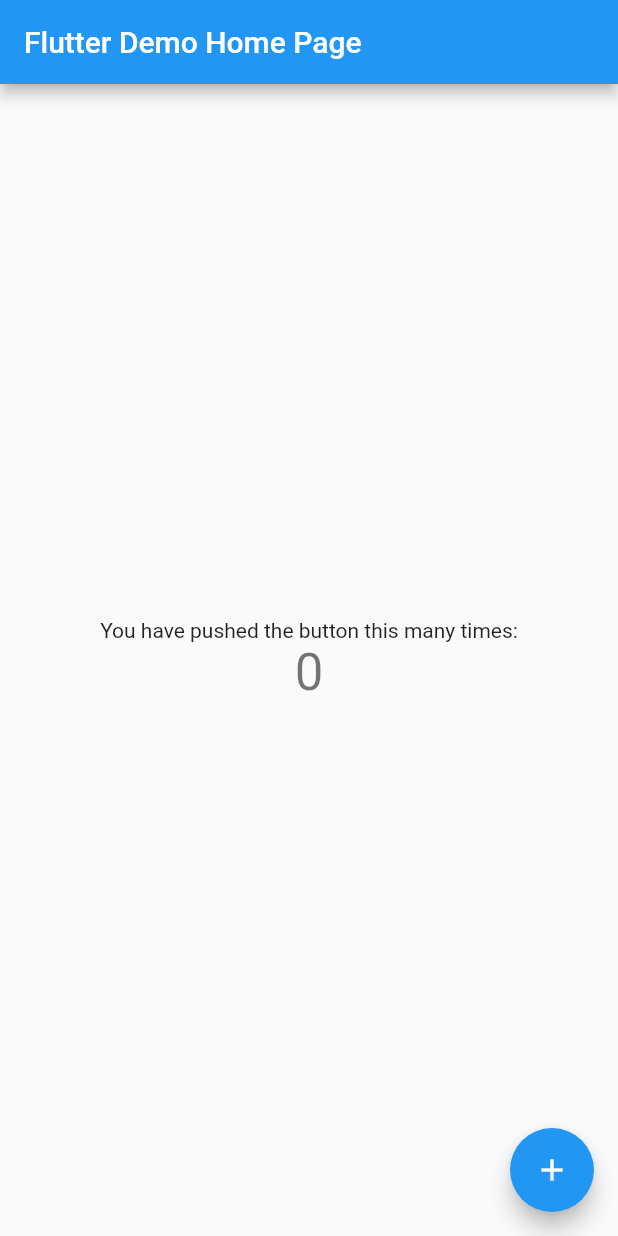
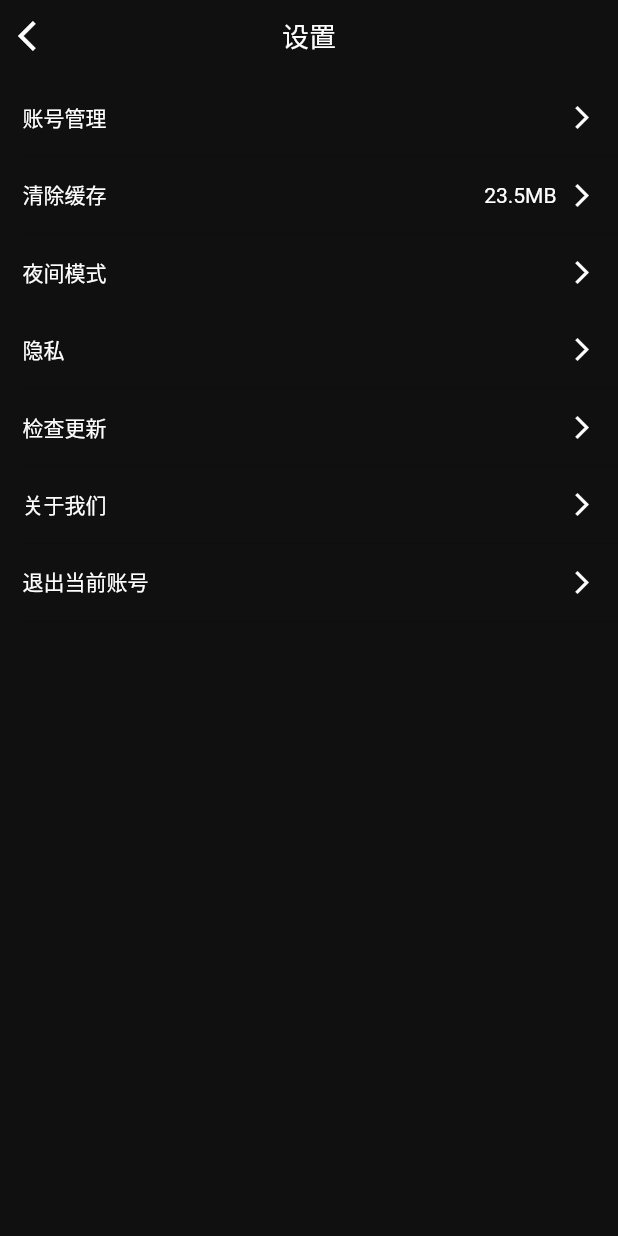
Before and after one commit to whiskeyfei/flutter-free, a Flutter app: the screen it shows after launch, on a phone screen of 412 x 824 dp. Run offline on Flutter 3.47's test engine with Material 2 defaults, Android fonts, the phone set to English and light mode, and no system bars; generated files the repository leaves out were written again.

Commit message:
add setting page

```diff
--- /dev/null
+++ b/lib/res/colors.dart
@@ -0,0 +1,42 @@
+import 'package:flutter/material.dart';
+
+class Colours {
+  static const Color app_main = Color(0xFF4688FA);
+  static const Color dark_app_main = Color(0xFF3F7AE0);
+
+  static const Color bg_color = Color(0xfff1f1f1);
+  static const Color dark_bg_color = Color(0xFF101010);
+
+  static const Color material_bg = Color(0xFFFFFFFF);
+  static const Color dark_material_bg = Color(0xFF303233);
+
+  static const Color text = Color(0xFF333333);
+  static const Color dark_text = Color(0xFFB8B8B8);
+
+  static const Color text_gray = Color(0xFF999999);
+  static const Color dark_text_gray = Color(0xFF666666);
+
+  static const Color text_gray_c = Color(0xFFcccccc);
+  static const Color dark_button_text = Color(0xFFF2F2F2);
+
+  static const Color bg_gray = Color(0xFFF6F6F6);
+  static const Color dark_bg_gray = Color(0xFF1F1F1F);
+
+  static const Color line = Color(0xFFEEEEEE);
+  static const Color dark_line = Color(0xFF3A3C3D);
+
+  static const Color red = Color(0xFFFF4759);
+  static const Color dark_red = Color(0xFFE03E4E);
+
+  static const Color text_disabled = Color(0xFFD4E2FA);
+  static const Color dark_text_disabled = Color(0xFFCEDBF2);
+
+  static const Color button_disabled = Color(0xFF96BBFA);
+  static const Color dark_button_disabled = Color(0xFF83A5E0);
+
+  static const Color unselected_item_color = Color(0xffbfbfbf);
+  static const Color dark_unselected_item_color = Color(0xFF4D4D4D);
+
+  static const Color bg_gray_ = Color(0xFFFAFAFA);
+  static const Color dark_bg_gray_ = Color(0xFF242526);
+}
--- /dev/null
+++ b/lib/setting/cache_page.dart
@@ -0,0 +1,49 @@
+import 'dart:math';
+
+import 'package:flutter/material.dart';
+import 'package:flutter_free/res/colors.dart';
+import 'package:flutter_free/utils/gaps.dart';
+import 'package:flutter_free/widgets/app_bar.dart';
+import 'package:flutter_free/widgets/click_item.dart';
+
+class CachePage extends StatefulWidget {
+  @override
+  _CachePagePageState createState() => _CachePagePageState();
+}
+
+class _CachePagePageState extends State<CachePage> {
+  @override
+  Widget build(BuildContext context) {
+    return Scaffold(
+      backgroundColor: Colours.dark_bg_color,
+      appBar: const MyAppBar(
+        backgroundColor: Colours.dark_bg_color,
+        centerTitle: "清理缓存",
+      ),
+      body: Column(
+        children: <Widget>[
+          Gaps.buildGap(5.0),
+          ClickItem(
+            title: "缓存1",
+          ),
+          ClickItem(
+            title: "缓存2",
+          ),
+          ClickItem(
+            title: "缓存3",
+          ),
+          ClickItem(
+            title: "缓存4",
+          ),
+          ClickItem(
+            title: "缓存5",
+          ),
+          ClickItem(
+            title: "缓存6",
+            content: "23.6 MB",
+          ),
+        ],
+      ),
+    );
+  }
+}
--- /dev/null
+++ b/lib/setting/setting_page.dart
@@ -0,0 +1,67 @@
+import 'package:flutter/material.dart';
+import 'package:flutter_free/res/colors.dart';
+import 'package:flutter_free/setting/about_page.dart';
+import 'package:flutter_free/setting/privacy_page.dart';
+import 'package:flutter_free/utils/gaps.dart';
+import 'package:flutter_free/widgets/app_bar.dart';
+import 'package:flutter_free/widgets/click_item.dart';
+import 'package:flutter_free/widgets/exit_dialog.dart';
+
+import 'cache_page.dart';
+
+class SettingPage extends StatefulWidget {
+  @override
+  _SettingPageState createState() => _SettingPageState();
+}
+
+class _SettingPageState extends State<SettingPage> {
+
+  @override
+  Widget build(BuildContext context) {
+    return Scaffold(
+      backgroundColor: Colours.dark_bg_color,
+      appBar: const MyAppBar(
+        backgroundColor: Colours.dark_bg_color,
+        centerTitle: "设置",
+      ),
+      body: Column(
+        children: <Widget>[
+          Gaps.buildGap(5.0),
+          ClickItem(
+            title: "账号管理",
+          ),
+          ClickItem(
+            title: "清除缓存",
+            content: "23.5MB",
+              onTap: () => Navigator.push(context, MaterialPageRoute(builder: (BuildContext context) => CachePage()))
+          ),
+          ClickItem(
+            title: "夜间模式",
+          ),
+          ClickItem(
+            title: "隐私",
+            onTap: () => Navigator.push(context, MaterialPageRoute(builder: (BuildContext context) => PrivacyPage()))
+          ),
+          ClickItem(
+            title: "检查更新",
+          ),
+          ClickItem(
+            title: "关于我们",
+            onTap: () => Navigator.push(context, MaterialPageRoute(builder: (BuildContext context) => AboutPage()))
+          ),
+          ClickItem(
+              title: "退出当前账号",
+              onTap: () {
+                showDialog(
+                    context: context,
+                    barrierDismissible: false,
+                    builder: (_) => ExitDialog()
+                );
+              }
+          ),
+        ],
+      ),
+    );
+  }
+
+}
--- /dev/null
+++ b/lib/utils/gaps.dart
@@ -0,0 +1,19 @@
+import 'package:flutter/material.dart';
+import 'package:flutter/widgets.dart';
+
+/// 间隔
+class Gaps {
+  static const Widget empty = const SizedBox();
+
+  static Widget line = const Divider();
+
+  static Widget vLine = const SizedBox(
+    width: 0.6,
+    height: 24.0,
+    child: const VerticalDivider(),
+  );
+
+  static Widget buildGap(double h){
+    return SizedBox(height: h,);
+  }
+}
--- /dev/null
+++ b/lib/utils/theme_utils.dart
@@ -0,0 +1,7 @@
+import 'package:flutter/material.dart';
+
+class ThemeUtils {
+  static Color getBackgroundColor(BuildContext context) {
+    return Theme.of(context).scaffoldBackgroundColor;
+  }
+}
--- /dev/null
+++ b/lib/widgets/app_bar.dart
@@ -0,0 +1,101 @@
+
+import 'package:flutter/material.dart';
+import 'package:flutter/services.dart';
+import 'package:flutter_free/utils/gaps.dart';
+import 'package:flutter_free/utils/theme_utils.dart';
+
+/// 自定义AppBar
+class MyAppBar extends StatelessWidget implements PreferredSizeWidget{
+
+  const MyAppBar({
+    Key key,
+    this.backgroundColor,
+    this.title: "",
+    this.centerTitle: "",
+    this.actionName: "",
+    this.backImg: Icons.arrow_back_ios,
+    this.onPressed,
+    this.isBack: true
+  }): super(key: key);
+
+  final Color backgroundColor;
+  final String title;
+  final String centerTitle;
+  final IconData backImg;
+  final String actionName;
+  final VoidCallback onPressed;
+  final bool isBack;
+
+  @override
+  Widget build(BuildContext context) {
+    Color _backgroundColor;
+
+    if (backgroundColor == null){
+      _backgroundColor = ThemeUtils.getBackgroundColor(context);
+    }else{
+      _backgroundColor = backgroundColor;
+    }
+
+    SystemUiOverlayStyle _overlayStyle = ThemeData.estimateBrightnessForColor(_backgroundColor) == Brightness.dark
+        ? SystemUiOverlayStyle.light : SystemUiOverlayStyle.dark;
+    return AnnotatedRegion<SystemUiOverlayStyle>(
+      value: _overlayStyle,
+      child: Material(
+        color: _backgroundColor,
+        child: SafeArea(
+          child: Stack(
+            alignment: Alignment.centerLeft,
+            children: <Widget>[
+              Column(
+                mainAxisAlignment: MainAxisAlignment.center,
+                children: <Widget>[
+                  Container(
+                    alignment: centerTitle.isEmpty ? Alignment.centerLeft : Alignment.center,
+                    width: double.infinity,
+                    child: Text(
+                        title.isEmpty ? centerTitle : title,
+                        style: TextStyle(
+                          fontSize: 18.0,
+                          color: Colors.white,
+                        )
+                    ),
+                    padding: const EdgeInsets.symmetric(horizontal: 48.0),
+                  )
+                ],
+              ),
+              isBack ? IconButton(
+                onPressed: (){
+                  Navigator.pop(context);
+                },
+                tooltip: 'Back',
+                padding: const EdgeInsets.all(12.0),
+                icon: Icon(backImg,color: Colors.white,),
+              ) : Gaps.empty,
+              Positioned(
+                right: 0.0,
+                child: Theme(
+                  data: Theme.of(context).copyWith(
+                      buttonTheme: ButtonThemeData(
+                        padding: const EdgeInsets.symmetric(horizontal: 16.0),
+                        minWidth: 60.0,
+                      )
+                  ),
+                  child: actionName.isEmpty ? Container() :
+                  FlatButton(
+                    child: Text(actionName, key: const Key('actionName')),
+                    textColor: Colors.white,
+                    highlightColor: Colors.transparent,
+                    onPressed: onPressed,
+                  ),
+                ),
+              ),
+            ],
+          ),
+        ),
+      ),
+    );
+  }
+
+  @override
+  Size get preferredSize => Size.fromHeight(48.0);
+}
--- /dev/null
+++ b/lib/widgets/click_item.dart
@@ -0,0 +1,73 @@
+
+import 'package:flutter/material.dart';
+
+class ClickItem extends StatelessWidget {
+
+  const ClickItem({
+    Key key,
+    this.onTap,
+    @required this.title,
+    this.content: "",
+    this.textAlign: TextAlign.start,
+    this.maxLines: 1
+  }): super(key: key);
+
+  final GestureTapCallback onTap;
+  final String title;
+  final String content;
+  final TextAlign textAlign;
+  final int maxLines;
+
+  @override
+  Widget build(BuildContext context) {
+    return InkWell(
+      onTap: onTap,
+      child: Container(
+        margin: const EdgeInsets.only(left: 15.0),
+        padding: const EdgeInsets.fromLTRB(0, 15.0, 15.0, 15.0),
+        constraints: BoxConstraints(
+            maxHeight: double.infinity,
+            minHeight: 50.0
+        ),
+        width: double.infinity,
+        decoration: BoxDecoration(
+            border: Border(
+              bottom: Divider.createBorderSide(context, width: 0.6),
+            )
+        ),
+        child: Row(
+          //为了数字类文字居中
+          crossAxisAlignment: maxLines == 1 ? CrossAxisAlignment.center : CrossAxisAlignment.start,
+          children: <Widget>[
+            Text(
+              title,
+              style: TextStyle(color: Colors.white),
+            ),
+            const Spacer(),
+            Expanded(
+              flex: 4,
+              child: Padding(
+                padding: const EdgeInsets.only(right: 8.0, left: 16.0),
+                child: Text(
+                  content,
+                  maxLines: maxLines,
+                  textAlign: maxLines == 1 ? TextAlign.right : textAlign,
+                  overflow: TextOverflow.ellipsis,
+                  style: TextStyle(color: Colors.white,fontSize: 14.0)
+                ),
+              ),
+            ),
+            Opacity(
+              // 无点击事件时，隐藏箭头图标
+              opacity: 1,
+              child: Padding(
+                padding: EdgeInsets.only(top: maxLines == 1 ? 0.0 : 2.0),
+                child: Icon(Icons.arrow_forward_ios,color: Colors.white,size: 18,),
+              ),
+            )
+          ],
+        ),
+      ),
+    );
+  }
+}
```
Also changed, not shown: lib/main.dart (+18 -2 lines), lib/res/dimens.dart (added, +15 -0 lines), lib/res/styles.dart (added, +77 -0 lines), lib/setting/about_page.dart (added, +54 -0 lines), lib/setting/privacy_page.dart (added, +48 -0 lines), lib/widgets/base_dialog.dart (added, +105 -0 lines), lib/widgets/exit_dialog.dart (added, +32 -0 lines), 1 other file.
